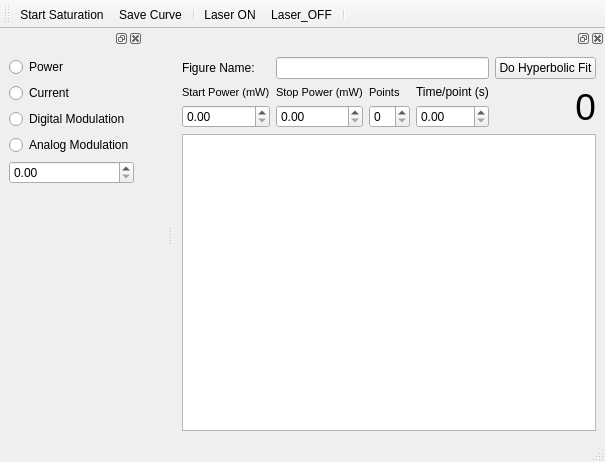
Before: the Qt Designer form gui/laser/ui_laser.ui in sriharijayaram5/qudi, drawn with Qt 5.
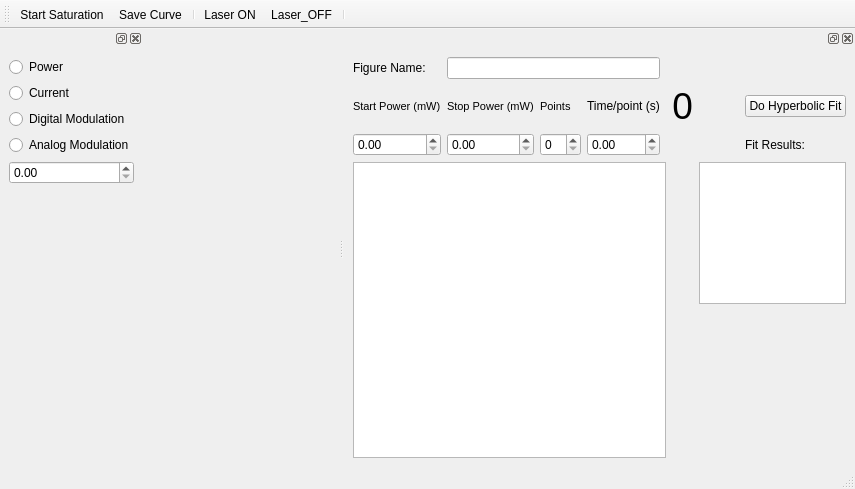
After: the same form once the commit is applied. Icons and pictures are not drawn. Custom widgets are drawn as their Qt base class.

Commit message: Improve the display methods. Add a display of the fit results

```diff
--- a/gui/laser/ui_laser.ui
+++ b/gui/laser/ui_laser.ui
@@ -6,8 +6,8 @@
    <rect>
     <x>0</x>
     <y>0</y>
-    <width>583</width>
-    <height>462</height>
+    <width>855</width>
+    <height>489</height>
    </rect>
   </property>
   <property name="windowTitle">
@@ -130,37 +130,20 @@
      <property name="sizeConstraint">
       <enum>QLayout::SetMaximumSize</enum>
      </property>
-     <item row="4" column="2">
+     <item row="4" column="9">
+      <widget class="QPushButton" name="dofit_Button">
+       <property name="text">
+        <string>Do Hyperbolic Fit</string>
+       </property>
+      </widget>
+     </item>
+     <item row="5" column="2">
       <widget class="QSpinBox" name="numPointsSpinBox"/>
      </item>
      <item row="1" column="1" colspan="3">
       <widget class="QLineEdit" name="save_tag_LineEdit"/>
      </item>
-     <item row="5" column="0" colspan="7">
-      <widget class="PlotWidget" name="saturation_Curve_PlotWidget"/>
-     </item>
-     <item row="3" column="5" rowspan="2" colspan="2">
-      <widget class="QLabel" name="saturation_Curve_Label">
-       <property name="sizePolicy">
-        <sizepolicy hsizetype="Expanding" vsizetype="Preferred">
-         <horstretch>0</horstretch>
-         <verstretch>0</verstretch>
-        </sizepolicy>
-       </property>
-       <property name="font">
-        <font>
-         <pointsize>28</pointsize>
-        </font>
-       </property>
-       <property name="text">
-        <string>0</string>
-       </property>
-       <property name="alignment">
-        <set>Qt::AlignRight|Qt::AlignTrailing|Qt::AlignVCenter</set>
-       </property>
-      </widget>
-     </item>
-     <item row="3" column="1">
+     <item row="4" column="1">
       <widget class="QLabel" name="StopPowerLabel">
        <property name="font">
         <font>
@@ -172,7 +155,7 @@
        </property>
       </widget>
      </item>
-     <item row="3" column="2">
+     <item row="4" column="2">
       <widget class="QLabel" name="NumPointsLabel">
        <property name="font">
         <font>
@@ -184,7 +167,7 @@
        </property>
       </widget>
      </item>
-     <item row="3" column="0">
+     <item row="4" column="0">
       <widget class="QLabel" name="startPowerLabel">
        <property name="font">
         <font>
@@ -196,20 +179,20 @@
        </property>
       </widget>
      </item>
-     <item row="4" column="0">
+     <item row="5" column="0">
       <widget class="ScienDSpinBox" name="startPowerDoubleSpinBox"/>
      </item>
-     <item row="4" column="3">
+     <item row="5" column="3">
       <widget class="ScienDSpinBox" name="timeDoubleSpinBox"/>
      </item>
-     <item row="3" column="3">
+     <item row="4" column="3">
       <widget class="QLabel" name="TimeperpointLabel">
        <property name="text">
         <string>Time/point (s)</string>
        </property>
       </widget>
      </item>
-     <item row="4" column="1">
+     <item row="5" column="1">
       <widget class="ScienDSpinBox" name="stopPowerDoubleSpinBox"/>
      </item>
      <item row="1" column="0">
@@ -219,10 +202,70 @@
        </property>
       </widget>
      </item>
-     <item row="1" column="4" colspan="3">
-      <widget class="QPushButton" name="dofit_Button">
+     <item row="5" column="9">
+      <widget class="QLabel" name="fit_tag_label">
        <property name="text">
-        <string>Do Hyperbolic Fit</string>
+        <string>Fit Results:</string>
+       </property>
+      </widget>
+     </item>
+     <item row="4" column="7">
+      <widget class="QLabel" name="saturation_Curve_Label">
+       <property name="sizePolicy">
+        <sizepolicy hsizetype="Expanding" vsizetype="Preferred">
+         <horstretch>0</horstretch>
+         <verstretch>0</verstretch>
+        </sizepolicy>
+       </property>
+       <property name="font">
+        <font>
+         <pointsize>28</pointsize>
+        </font>
+       </property>
+       <property name="text">
+        <string>0</string>
+       </property>
+       <property name="alignment">
+        <set>Qt::AlignRight|Qt::AlignTrailing|Qt::AlignVCenter</set>
+       </property>
+      </widget>
+     </item>
+     <item row="4" column="8">
+      <spacer name="horizontalSpacer">
+       <property name="orientation">
+        <enum>Qt::Horizontal</enum>
+       </property>
+       <property name="sizeHint" stdset="0">
+        <size>
+         <width>40</width>
+         <height>20</height>
+        </size>
+       </property>
+      </spacer>
+     </item>
+     <item row="6" column="0" rowspan="3" colspan="5">
+      <widget class="PlotWidget" name="saturation_Curve_PlotWidget"/>
+     </item>
+     <item row="8" column="9">
+      <spacer name="verticalSpacer_2">
+       <property name="orientation">
+        <enum>Qt::Vertical</enum>
+       </property>
+       <property name="sizeHint" stdset="0">
+        <size>
+         <width>20</width>
+         <height>40</height>
+        </size>
+       </property>
+      </spacer>
+     </item>
+     <item row="6" column="8" colspan="2">
+      <widget class="QTextBrowser" name="saturation_fit_results_DisplayWidget">
+       <property name="sizeAdjustPolicy">
+        <enum>QAbstractScrollArea::AdjustToContents</enum>
+       </property>
+       <property name="tabChangesFocus">
+        <bool>true</bool>
        </property>
       </widget>
      </item>
```
Left out of the diff: 4 changed lines with no effect on the pictures. The commit also changes 2 other files.
